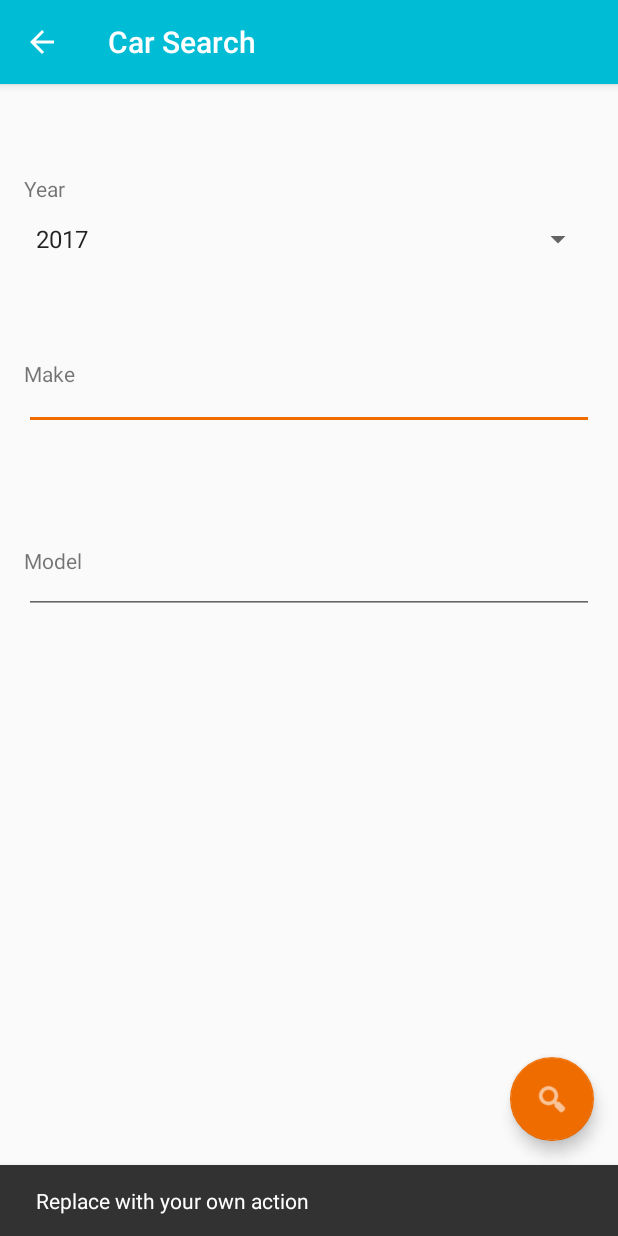
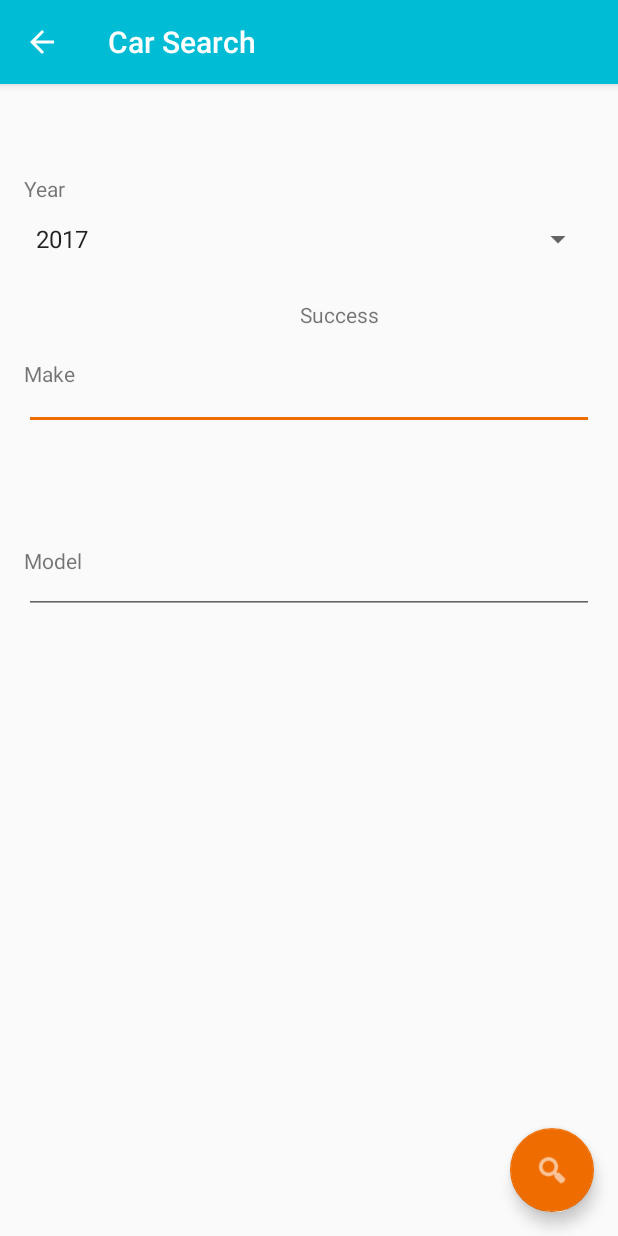
Before and after one commit to kevmck/CS656, an Android app: the carSearch screen opened directly, with no data from a screen before it, after a tap on an icon or button, on a phone screen of 412 x 824 dp. Run offline under Robolectric (Android 15) with nearby library versions, the phone set to English and light mode, and no system bars.

Commit message:
Button launching

```diff
--- a/CRI/app/src/main/java/cs656/cri/carSearch.java
+++ b/CRI/app/src/main/java/cs656/cri/carSearch.java
@@ -1,12 +1,17 @@
 package cs656.cri;
 
 import android.content.Intent;
+import android.util.Log;
 import android.widget.Button;
 import android.os.Bundle;
 import android.support.design.widget.FloatingActionButton;
 import android.support.design.widget.Snackbar;
 import android.support.v7.app.AppCompatActivity;
 import android.support.v7.widget.Toolbar;
+import android.view.View;
+import java.net.*;
+import java.io.*;
+import android.widget.TextView;
 import android.view.View;
 
 public class carSearch extends AppCompatActivity {
@@ -19,6 +24,8 @@ public class carSearch extends AppCompatActivity {
         setContentView(R.layout.activity_car_search);
         Toolbar toolbar = (Toolbar) findViewById(R.id.toolbar);
         setSupportActionBar(toolbar);
+        final String string = new String("succes");
+        final TextView textView5 = (TextView)findViewById(R.id.textView5);
 
        /* backButton = (Button) findViewById(R.id.buttonNewSearch);
 
@@ -33,12 +40,35 @@ public class carSearch extends AppCompatActivity {
         fab.setOnClickListener(new View.OnClickListener() {
             @Override
             public void onClick(View view) {
-                Snackbar.make(view, "Replace with your own action", Snackbar.LENGTH_LONG)
-                        .setAction("Action", null).show();
+
+                APIInterface api = new APIInterface();
+                textView5.setText("Success");
+                Log.i("Success", string);
+
+                //Snackbar.make(view, "Replace with your own action", Snackbar.LENGTH_LONG).setAction("Action", null).show();
             }
         });
         getSupportActionBar().setDisplayHomeAsUpEnabled(true);
     }
+}
+
+class APIInterface {
+    public void main(String[] args) throws Exception
+    {
+            String apiStream;
+
+            //API request for list of years
+            String apiLink = "https://one.nhtsa.gov/webapi/api/Recalls/vehicle?format=json";
+            URL yearListLink = new URL(apiLink);
+            URLConnection yearList = yearListLink.openConnection();
+            BufferedReader yearIn = new BufferedReader(new InputStreamReader(yearList.getInputStream()));
+
+            while ((apiStream = yearIn.readLine()) != null)
+            System.out.println(apiStream);
+            Log.d("success",apiStream);
+            yearIn.close();
+           // return apiStream;
 
 
+    }
 }
--- a/CRI/app/src/main/res/layout/activity_car_search.xml
+++ b/CRI/app/src/main/res/layout/activity_car_search.xml
@@ -30,6 +30,19 @@
         android:tint="@android:color/white"
         app:srcCompat="@android:drawable/ic_menu_search" />
 
-    <include layout="@layout/content_car_search" />
+
+
+    <include layout="@layout/content_car_search"
+        android:id="@+id/include2" />
+
+
+
+    <TextView
+        android:id="@+id/textView5"
+        android:layout_width="105dp"
+        android:layout_height="wrap_content"
+        android:text=""
+        android:layout_margin="200dp"
+        />
 
 </android.support.design.widget.CoordinatorLayout>
--- a/CRI/app/src/main/res/layout/content_car_search.xml
+++ b/CRI/app/src/main/res/layout/content_car_search.xml
@@ -71,4 +71,6 @@
         android:layout_below="@+id/spinner2"
         android:layout_alignParentStart="true" />
 
+
+
 </RelativeLayout>
```
